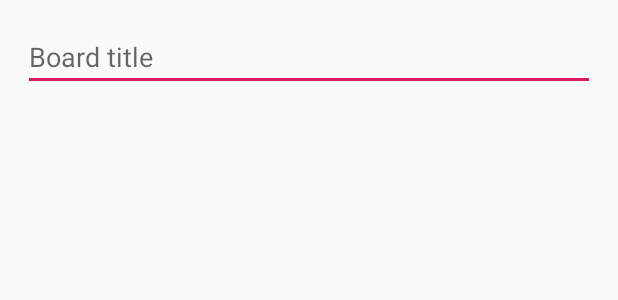
After one commit to mmislej/ChangasUY, an Android app: the layout dialog_create_board.xml on its own in the app's theme, with its tools: preview values and no code run, on a phone screen of 412 x 824 dp. The commit adds this screen. Shown: the top 300 px of the screen. Run offline under Robolectric (Android 15) with nearby library versions, the phone set to English and light mode, and no system bars.

Commit message:
Formulario de ejemplo
Se crea un Formulario de ejemplo básico
Falta agregar más campos y conectar con botón de nuevo trabajo

```diff
--- a/app/src/main/java/com/test/changasuy/activities/TrabajosActivity.java
+++ b/app/src/main/java/com/test/changasuy/activities/TrabajosActivity.java
@@ -1,5 +1,6 @@
 package com.test.changasuy.activities;
 
+import android.content.DialogInterface;
 import android.content.Intent;
 import android.os.Bundle;
 
@@ -7,12 +8,15 @@ import com.google.android.material.floatingactionbutton.FloatingActionButton;
 import com.google.android.material.snackbar.Snackbar;
 import com.test.changasuy.R;
 
+import androidx.appcompat.app.AlertDialog;
 import androidx.appcompat.app.AppCompatActivity;
 import androidx.appcompat.widget.Toolbar;
 
+import android.view.LayoutInflater;
 import android.view.Menu;
 import android.view.MenuItem;
 import android.view.View;
+import android.widget.EditText;
 import android.widget.Toast;
 
 public class TrabajosActivity extends AppCompatActivity {
@@ -25,6 +29,8 @@ public class TrabajosActivity extends AppCompatActivity {
         setSupportActionBar(toolbar);
 
         FloatingActionButton fab = findViewById(R.id.fabAddBoard);
+        showAlertForCreatingBoard("title", "message");
+
         fab.setOnClickListener(new View.OnClickListener() {
             @Override
             public void onClick(View view) {
@@ -33,6 +39,40 @@ public class TrabajosActivity extends AppCompatActivity {
             }
         });
     }
+
+
+    private void showAlertForCreatingBoard(String title, String message){
+
+        AlertDialog.Builder builder = new AlertDialog.Builder(this);
+
+        if (title!= null) builder.setTitle(title);
+        if (message != null) builder.setTitle(message);
+
+        View viewInflated = LayoutInflater.from(this).inflate(R.layout.dialog_create_board, null);
+        builder.setView(viewInflated);
+
+        final EditText input = (EditText) viewInflated.findViewById(R.id.editTextNewBoard);
+
+        builder.setPositiveButton("Add", new DialogInterface.OnClickListener() {
+            @Override
+            public void onClick(DialogInterface dialog, int which) {
+                String boardName = input.getText().toString().trim();
+                if(boardName.length()> 0)
+                    createNewBoard(boardName);
+                    else
+                        Toast.makeText(getApplicationContext(), "El nombre es requerido para crear un nuevo trabajo", Toast.LENGTH_SHORT).show();
+
+            }
+        });
+
+        AlertDialog dialog = builder.create();
+        dialog.show();
+    }
+
+    private void createNewBoard(String boardName) {
+    }
+
+
     @Override
     public boolean onCreateOptionsMenu(Menu menu) {
         getMenuInflater().inflate(R.menu.menuprincipal, menu);
@@ -68,4 +108,6 @@ public class TrabajosActivity extends AppCompatActivity {
         }
     }
 
+
+
 }
--- /dev/null
+++ b/app/src/main/res/layout/dialog_create_board.xml
@@ -0,0 +1,20 @@
+<?xml version="1.0" encoding="utf-8"?>
+<androidx.constraintlayout.widget.ConstraintLayout
+    xmlns:android="http://schemas.android.com/apk/res/android"
+    xmlns:app="http://schemas.android.com/apk/res-auto"
+    xmlns:tools="http://schemas.android.com/tools"
+    android:layout_width="match_parent"
+    android:layout_height="match_parent">
+
+    <EditText
+        android:id="@+id/editTextNewBoard"
+        android:layout_width="match_parent"
+        android:layout_height="wrap_content"
+        android:layout_margin="15dp"
+        android:layout_marginTop="15dp"
+        android:hint="Board title"
+        app:layout_constraintTop_toTopOf="parent"
+        tools:layout_editor_absoluteX="15dp"
+
+        />
+</androidx.constraintlayout.widget.ConstraintLayout>
```
